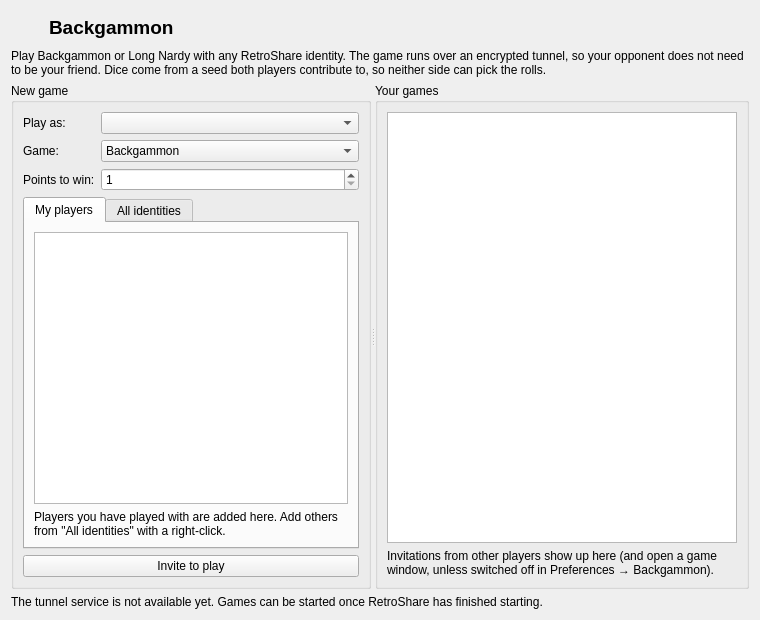
This is gui/BackgammonPage.ui in defnax/backgammon as Qt 5 draws it before an edit. The edited form follows.
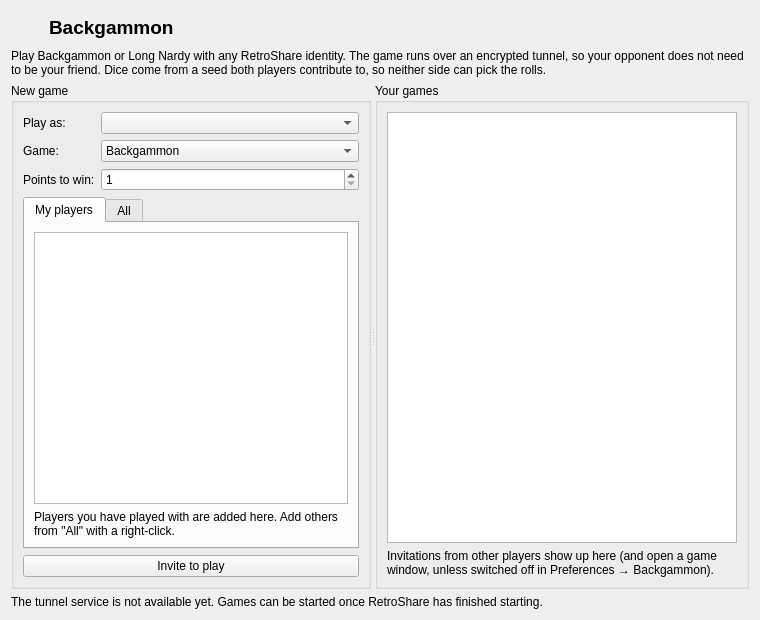
This is the edited form. Icons and pictures are not drawn. Custom widgets are drawn as their Qt base class.

Commit message:
Fix issue with load identities
update bg icons

```diff
--- a/gui/BackgammonPage.ui
+++ b/gui/BackgammonPage.ui
@@ -205,7 +205,7 @@
            <item>
             <widget class="QLabel" name="playersHint">
              <property name="text">
-              <string>Players you have played with are added here. Add others from "All identities" with a right-click.</string>
+              <string>Players you have played with are added here. Add others from &quot;All&quot; with a right-click.</string>
              </property>
              <property name="wordWrap">
               <bool>true</bool>
@@ -216,7 +216,7 @@
          </widget>
          <widget class="QWidget" name="identitiesTab">
           <attribute name="title">
-           <string>All identities</string>
+           <string>All</string>
           </attribute>
           <layout class="QVBoxLayout" name="identitiesLayout">
            <item>
```
Left out of the diff: 10 changed lines with no effect on the pictures. The commit also changes 5 other files.
